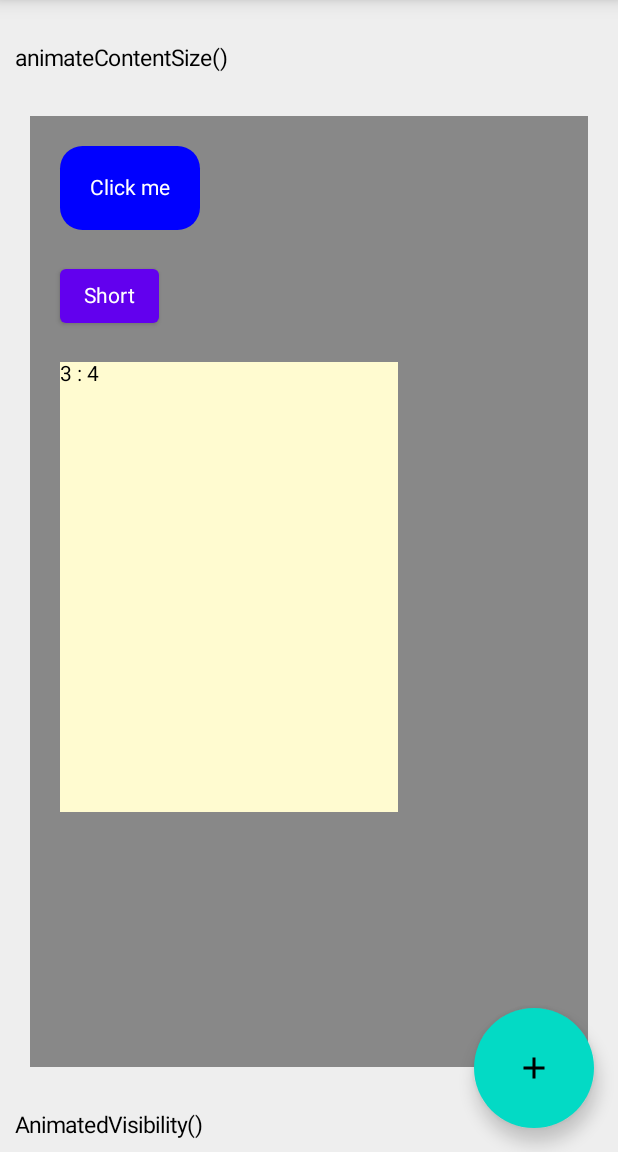
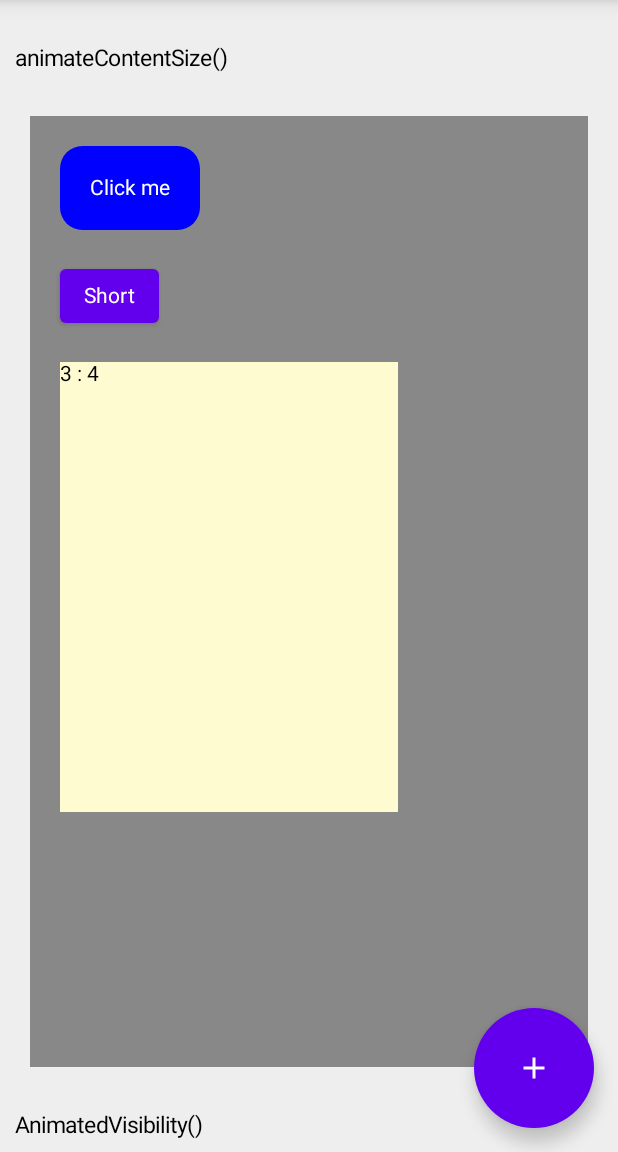
Before and after one commit to shiraz990/JetpackComposeAnimations, an Android app built with Jetpack Compose: the screen it shows after launch (MainActivity), on a phone screen of 412 x 824 dp, the part 84-1236 px from its top. Run offline under Robolectric (Android 15) with nearby library versions, the phone set to English and light mode, and no system bars.

Commit message:
Jetpack Compose animations

```diff
--- a/app/src/main/java/com/example/composeanimationapp/MainActivity.kt
+++ b/app/src/main/java/com/example/composeanimationapp/MainActivity.kt
@@ -67,6 +67,8 @@ class MainActivity : ComponentActivity() {
 
                                     HeadingText(text = "Transitions")
                                     RayWenderlichFavButton()
+                                    Spacer(modifier = Modifier.height(40.dp))
+
                                     FlipView(flipDurationMs = 1000,
                                         front = {
                                             Image(
--- a/app/src/main/java/com/example/composeanimationapp/animation/AnimateContentSize.kt
+++ b/app/src/main/java/com/example/composeanimationapp/animation/AnimateContentSize.kt
@@ -96,9 +96,9 @@ fun PortraitModeImage() {
             .sizeIn(maxWidth = 300.dp, maxHeight = 300.dp)
             .background(if (portraitMode) Color(0xFFfffbd0) else Color(0xFFe3ffd9))
             .animateContentSize(
-                animationSpec = tween(500, easing = LinearEasing),
+                animationSpec = tween(500, easing = LinearOutSlowInEasing),
                 finishedListener = { startSize, endSize ->
-                    Log.d("droidcon", "$startSize -> $endSize")
+                    Log.d("compose animation", "$startSize -> $endSize")
                 }
             )
             .aspectRatio(if (portraitMode) 3 / 4f else 16 / 9f)
--- a/app/src/main/java/com/example/composeanimationapp/animation/AnimateValues.kt
+++ b/app/src/main/java/com/example/composeanimationapp/animation/AnimateValues.kt
@@ -55,6 +55,7 @@ fun MovingSquare() {
         animPosX.animateTo(
             targetValue = 500f,
             animationSpec = infiniteRepeatable(
+
                 animation = tween(durationMillis = 1000)
             )
         )
--- a/app/src/main/java/com/example/composeanimationapp/animation/AnimatedVisibility.kt
+++ b/app/src/main/java/com/example/composeanimationapp/animation/AnimatedVisibility.kt
@@ -41,11 +41,13 @@ fun AnimatedVisibilty() {
             AnimatedVisibility(
                 expanded,
                 modifier = Modifier.align(Alignment.CenterVertically),
-                enter = fadeIn(
-                    animationSpec = tween(durationMillis = 1000)
+                enter = slideInHorizontally(
+                    initialOffsetX = { 300 },
+                    animationSpec = tween(durationMillis = 2000)
                 ),
-                exit = fadeOut(
-                    animationSpec = tween(durationMillis = 1000)
+                exit = slideOutVertically(
+                    targetOffsetY = { 100 },
+                    animationSpec = tween(durationMillis = 2000)
                 )
             ) {
                 Text(modifier = Modifier.padding(start = 8.dp), text = "Like")
--- a/app/src/main/java/com/example/composeanimationapp/animation/TransitionAnimation.kt
+++ b/app/src/main/java/com/example/composeanimationapp/animation/TransitionAnimation.kt
@@ -27,8 +27,8 @@ enum class FabSizeState {
 @Composable
 fun ExplodingFabButton() {
     var fabSizeState by remember { mutableStateOf(FabSizeState.NORMAL) }
-    val secondaryColor = MaterialTheme.colors.secondary
-    val primaryColor = MaterialTheme.colors.primary
+    val secondaryColor = MaterialTheme.colors.primary
+    val primaryColor = MaterialTheme.colors.secondaryVariant
 
 
     val fabTransition: Transition<FabSizeState> = updateTransition(fabSizeState)
```
